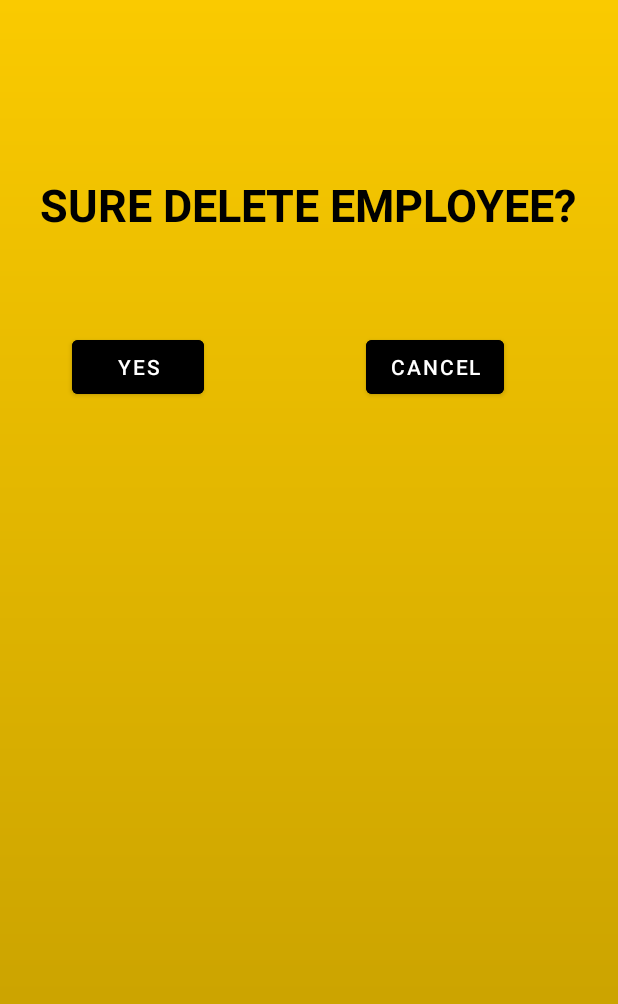
After one commit to NguyenTranNgocToi/Android_KiemTra_ThucHang, an Android app: the layout delete.xml on its own in the app's theme, with its tools: preview values and no code run, on a phone screen of 412 x 824 dp. The commit adds this screen. Shown: the top 1004 px of the screen. Run offline under Robolectric (Android 15) with nearby library versions, the phone set to English and light mode, and no system bars.

Commit message:
+ main+delete

```diff
--- /dev/null
+++ b/app/src/main/res/layout/delete.xml
@@ -0,0 +1,49 @@
+<?xml version="1.0" encoding="utf-8"?>
+<androidx.constraintlayout.widget.ConstraintLayout
+    xmlns:android="http://schemas.android.com/apk/res/android"
+    xmlns:app="http://schemas.android.com/apk/res-auto"
+    xmlns:tools="http://schemas.android.com/tools"
+    android:layout_width="match_parent"
+    android:layout_height="match_parent"  android:background="@drawable/gradiant">
+
+    <TextView
+        android:id="@+id/tvdelete"
+        android:layout_width="wrap_content"
+        android:layout_height="wrap_content"
+        android:layout_marginTop="116dp"
+        android:text="SURE DELETE EMPLOYEE?"
+        android:textColor="#000000"
+        android:textSize="30sp"
+        android:textStyle="bold"
+        app:layout_constraintEnd_toEndOf="parent"
+        app:layout_constraintHorizontal_bias="0.49"
+        app:layout_constraintStart_toStartOf="parent"
+        app:layout_constraintTop_toTopOf="parent" />
+
+    <Button
+        android:id="@+id/button5"
+        android:layout_width="wrap_content"
+        android:layout_height="wrap_content"
+        android:layout_marginTop="64dp"
+        android:backgroundTint="#000000"
+
+        android:text="YES"
+        android:textColor="#FFFFFF"
+        app:layout_constraintEnd_toEndOf="parent"
+        app:layout_constraintHorizontal_bias="0.148"
+        app:layout_constraintStart_toStartOf="parent"
+        app:layout_constraintTop_toBottomOf="@+id/tvdelete" />
+
+    <Button
+        android:id="@+id/button6"
+        android:layout_width="wrap_content"
+        android:layout_height="wrap_content"
+        android:layout_marginStart="108dp"
+
+        android:backgroundTint="#000000"
+        android:text="CANCEL"
+        android:textColor="#FFFFFF"
+        app:layout_constraintBottom_toBottomOf="@+id/button5"
+        app:layout_constraintStart_toEndOf="@+id/button5"
+        app:layout_constraintTop_toTopOf="@+id/button5" />
+</androidx.constraintlayout.widget.ConstraintLayout>
--- /dev/null
+++ b/app/src/main/res/layout/item.xml
@@ -0,0 +1,6 @@
+<?xml version="1.0" encoding="utf-8"?>
+<androidx.constraintlayout.widget.ConstraintLayout
+    xmlns:android="http://schemas.android.com/apk/res/android" android:layout_width="match_parent"
+    android:layout_height="match_parent">
+
+</androidx.constraintlayout.widget.ConstraintLayout>
```
Also changed, not shown: app/src/main/res/layout/activity_main.xml (+19 -8 lines).
